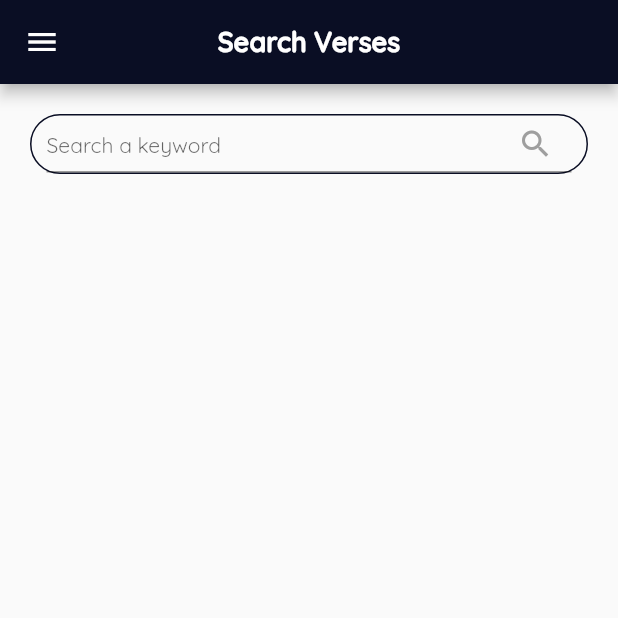
After one commit to lansoyyy/fotoverse, a Flutter app: the SearchPage screen opened directly, on a phone screen of 412 x 824 dp, the top half of it. The commit adds this screen. Run offline on Flutter 3.47's test engine with Material 2 defaults, Android fonts, the phone set to English and light mode, and no system bars; our stand-ins replace cloud_firestore, firebase_auth, firebase_core, firebase_storage, fluttertoast, google_sign_in and 3 more; missing offline and left inert: tflite, widgets_to_image; accounts and stored records are empty; project files that could hold a hidden picture were left out.

Commit message:
added search verse func

```diff
--- /dev/null
+++ b/lib/screens/pages/searchverse_page.dart
@@ -0,0 +1,139 @@
+import 'package:flutter/material.dart';
+import 'package:fotoverse/widgets/text_widget.dart';
+
+import '../../services/api_service.dart';
+import '../../utils/colors.dart';
+import '../../widgets/drawer_widget.dart';
+
+class SearchPage extends StatefulWidget {
+  const SearchPage({Key? key}) : super(key: key);
+
+  @override
+  State<SearchPage> createState() => _SearchPageState();
+}
+
+class _SearchPageState extends State<SearchPage> {
+  final searchController = TextEditingController();
+  String nameSearched = '';
+
+  List verses = [];
+
+  getVerses(String search) {
+    verses.clear();
+    Future quotes = ApiService().getBibleVerses(search);
+
+    quotes.then((value) {
+      if (value['results'].isNotEmpty) {
+        setState(() {
+          verses = value['results'];
+        });
+      }
+    });
+  }
+
+  @override
+  Widget build(BuildContext context) {
+    print(verses);
+    return Scaffold(
+      appBar: AppBar(
+        backgroundColor: primary,
+        title:
+            TextBold(text: 'Search Verses', fontSize: 18, color: Colors.white),
+        centerTitle: true,
+      ),
+      drawer: const DrawerWidget(),
+      body: Padding(
+        padding: const EdgeInsets.fromLTRB(20, 0, 20, 30),
+        child: Column(
+          children: [
+            const SizedBox(
+              height: 20,
+            ),
+            Container(
+              height: 40,
+              width: double.infinity,
+              decoration: BoxDecoration(
+                  border: Border.all(
+                    color: primary,
+                  ),
+                  borderRadius: BorderRadius.circular(100)),
+              child: Padding(
+                padding: const EdgeInsets.only(left: 10, right: 10),
+                child: TextFormField(
+                  style: const TextStyle(
+                      color: primary, fontFamily: 'Regular', fontSize: 14),
+                  onChanged: (value) {
+                    setState(() {
+                      nameSearched = value;
+                    });
+
+                    getVerses(nameSearched);
+                  },
+                  decoration: const InputDecoration(
+                      labelStyle: TextStyle(
+                        color: primary,
+                      ),
+                      hintText: 'Search a keyword',
+                      hintStyle: TextStyle(fontFamily: 'QRegular'),
+                      suffixIcon: Icon(
+                        Icons.search,
+                        color: Colors.grey,
+                      )),
+                  controller: searchController,
+                ),
+              ),
+            ),
+            const SizedBox(
+              height: 20,
+            ),
+            Expanded(
+              child: ListView.builder(
+                itemCount: verses.length,
+                itemBuilder: (context, index) {
+                  return Padding(
+                    padding: const EdgeInsets.fromLTRB(20, 10, 20, 10),
+                    child: Container(
+                      height: 150,
+                      width: double.infinity,
+                      decoration: BoxDecoration(
+                        borderRadius: BorderRadius.circular(10),
+                        border: Border.all(
+                          color: primary,
+                          width: 2,
+                        ),
+                      ),
+                      child: Padding(
+                        padding: const EdgeInsets.all(5.0),
+                        child: Column(
+                          mainAxisAlignment: MainAxisAlignment.start,
+                          crossAxisAlignment: CrossAxisAlignment.center,
+                          children: [
+                            TextBold(
+                              text:
+                                  '${verses[index]['content']} - ${verses[index]['reference']}',
+                              fontSize: 14,
+                              color: Colors.black,
+                            ),
+                            const Expanded(child: SizedBox()),
+                            Align(
+                              alignment: Alignment.bottomCenter,
+                              child: TextRegular(
+                                text: 'New International Version (NIV)',
+                                fontSize: 12,
+                                color: Colors.grey,
+                              ),
+                            ),
+                          ],
+                        ),
+                      ),
+                    ),
+                  );
+                },
+              ),
+            )
+          ],
+        ),
+      ),
+    );
+  }
+}
```
Also changed, not shown: lib/widgets/drawer_widget.dart (+12 -0 lines).
